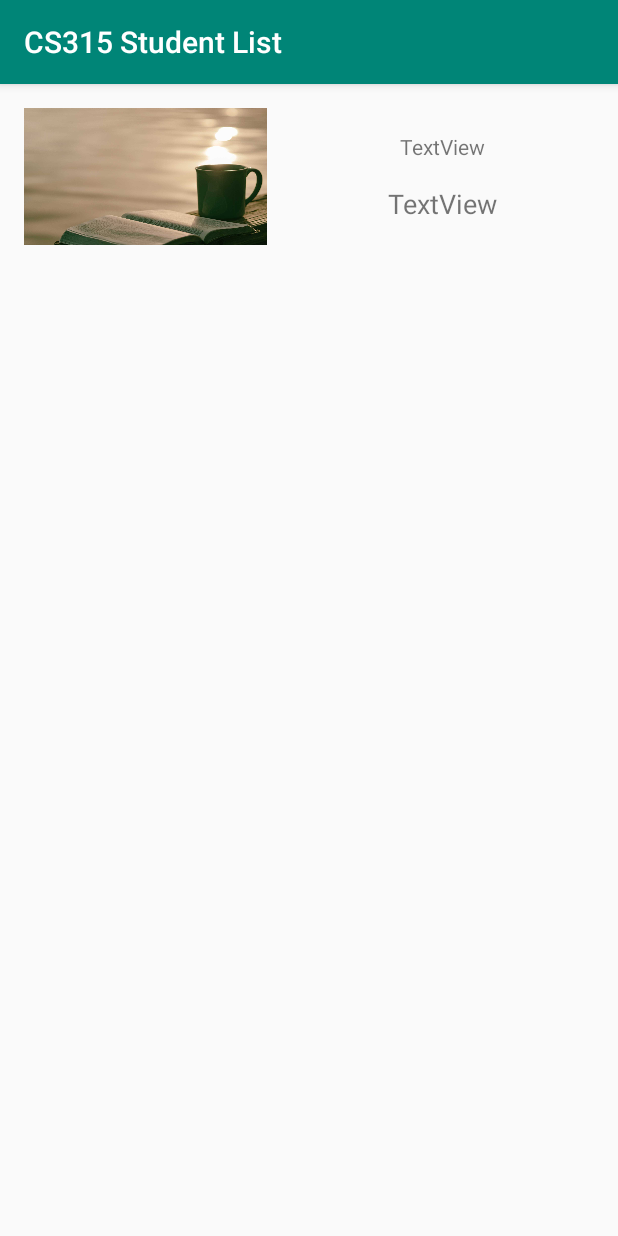
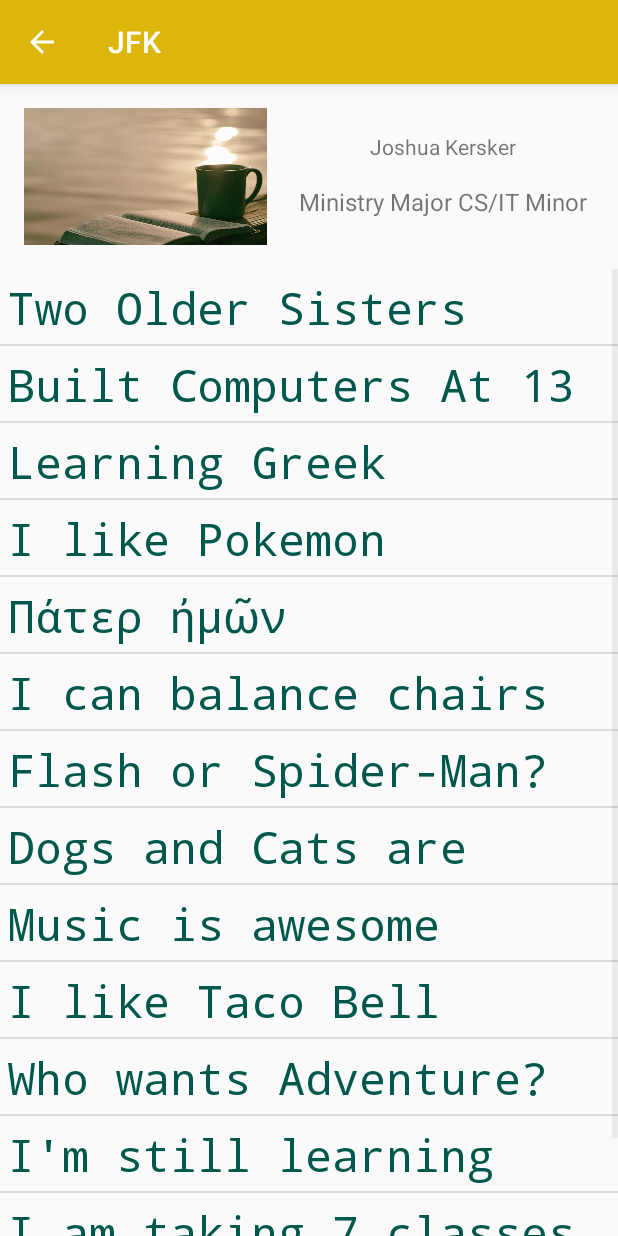
Before and after one commit to richtanner/StudentList, an Android app: the KerskerActivity screen opened directly, with no data from a screen before it, on a phone screen of 412 x 824 dp. Run offline under Robolectric (Android 15) with nearby library versions, the light colour scheme and no system bars.

Commit message:
Kersker additions for switch, toast, and activity.

```diff
--- a/app/src/main/AndroidManifest.xml
+++ b/app/src/main/AndroidManifest.xml
@@ -9,7 +9,6 @@
         android:roundIcon="@mipmap/ic_launcher_round"
         android:supportsRtl="true"
         android:theme="@style/AppTheme">
-        <activity android:name=".KerskerActivity"></activity>
         <activity
             android:name=".SplashActivity"
             android:theme="@style/SplashTheme">
@@ -29,6 +28,15 @@
                 android:name="android.support.PARENT_ACTIVITY"
                 android:value=".MainActivity" />
         </activity>
+        <activity
+            android:name=".KerskerActivity"
+            android:label="JFK"
+            android:parentActivityName=".MainActivity"
+            android:theme="@style/KerskerTheme">
+            <meta-data
+                android:name="android.support.PARENT_ACTIVITY"
+                android:value=".MainActivity" />
+        </activity>
     </application>
 
 </manifest>
--- a/app/src/main/java/edu/cs315/studentlist/KerskerActivity.java
+++ b/app/src/main/java/edu/cs315/studentlist/KerskerActivity.java
@@ -14,7 +14,17 @@ public class KerskerActivity extends AppCompatActivity {
         "Two Older Sisters",
         "Built Computers At 13",
         "Learning Greek",
-        ""
+        "I like Pokemon",
+        "Πάτερ ἠμῶν",
+        "I can balance chairs",
+        "Flash or Spider-Man?",
+        "Dogs and Cats are great",
+        "Music is awesome",
+        "I like Taco Bell",
+        "Who wants Adventure?",
+        "I'm still learning Java",
+        "I am taking 7 classes",
+        "Colors are hard"
     };
 
     @Override
--- a/app/src/main/res/layout/activity_kersker.xml
+++ b/app/src/main/res/layout/activity_kersker.xml
@@ -23,7 +23,7 @@
         android:layout_marginStart="32dp"
         android:layout_marginTop="32dp"
         android:layout_marginEnd="32dp"
-        android:text="TextView"
+        android:text="@string/jfk_name"
         android:textSize="14sp"
         app:layout_constraintEnd_toEndOf="parent"
         app:layout_constraintStart_toEndOf="@+id/imageView2"
@@ -35,21 +35,21 @@
         android:layout_width="wrap_content"
         android:layout_height="wrap_content"
         android:layout_marginTop="16dp"
-        android:text="TextView"
-        android:textSize="18sp"
+        android:text="@string/jfk_title"
+        android:textSize="16sp"
         app:layout_constraintEnd_toEndOf="parent"
         app:layout_constraintStart_toEndOf="@+id/imageView2"
         app:layout_constraintTop_toBottomOf="@+id/textView2"
         tools:text="@string/jfk_title" />
 
-    <androidx.recyclerview.widget.RecyclerView
+    <ListView
         android:id="@+id/kersker_list"
-        android:layout_width="411dp"
-        android:layout_height="616dp"
-        android:layout_marginTop="8dp"
+        android:layout_width="0dp"
+        android:layout_height="0dp"
+        android:layout_marginTop="16dp"
         app:layout_constraintBottom_toBottomOf="parent"
         app:layout_constraintEnd_toEndOf="parent"
         app:layout_constraintStart_toStartOf="parent"
-        app:layout_constraintTop_toBottomOf="@+id/imageView2"
-        app:layout_constraintVertical_bias="0.0" />
+        app:layout_constraintTop_toBottomOf="@+id/imageView2" />
+
 </androidx.constraintlayout.widget.ConstraintLayout>
--- a/app/src/main/res/values/colors.xml
+++ b/app/src/main/res/values/colors.xml
@@ -7,5 +7,7 @@
     <color name="customBlue">#315A70</color>
     <color name="customBlueDark">#182d38</color>
     <color name="customRed">#a43c43</color>
-
+    <color name="orangeIsh">#dcb60b</color>
+    <color name="darkOrangeIsh">#a88b08</color>
+    <color name="deepRed">#bd0d06</color>
 </resources>
--- a/app/src/main/res/values/styles.xml
+++ b/app/src/main/res/values/styles.xml
@@ -19,6 +19,12 @@
         <item name="colorAccent">@color/customRed</item>
     </style>
 
+    <style name="KerskerTheme" parent="Theme.AppCompat.Light.DarkActionBar">
+        <item name="colorPrimary">@color/orangeIsh</item>
+        <item name="colorPrimaryDark">@color/darkOrangeIsh</item>
+        <item name="colorAccent">@color/deepRed</item>
+    </style>
+
     <style name="AppTheme.NoActionBar">
         <item name="windowActionBar">false</item>
         <item name="windowNoTitle">true</item>
```
